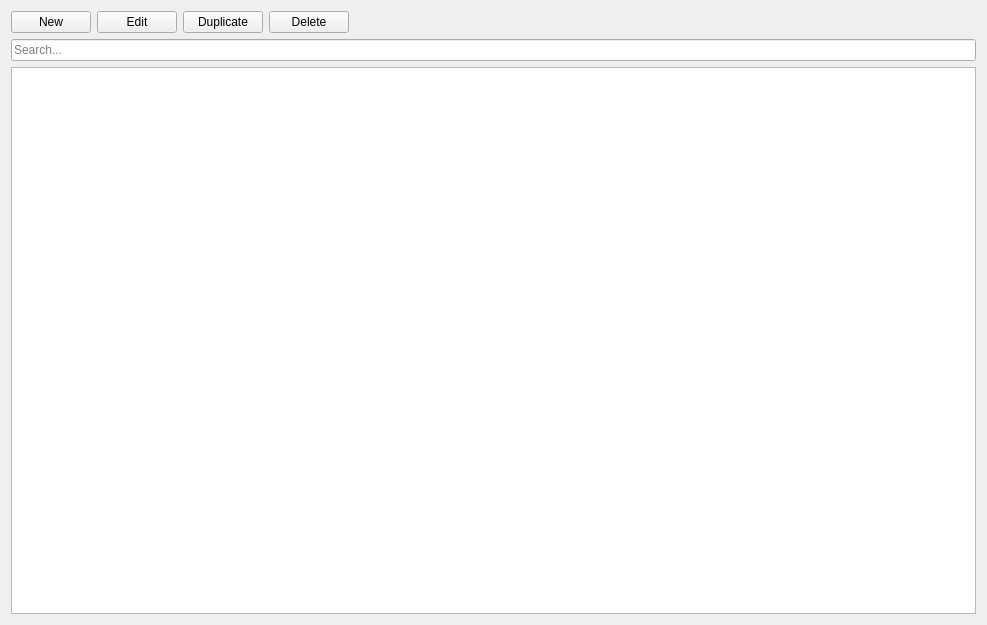
The window that Widgets/Docks/DockRoutes.ui (ma7t3/ScheduleMaster) describes before a commit, drawn with Qt 5.
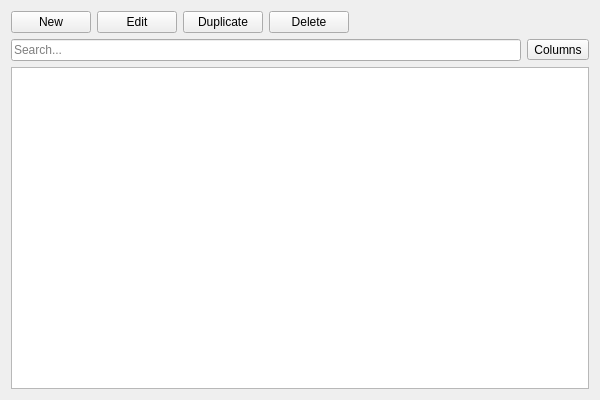
The same window after the commit.

Commit message: Add column managment in Busstops, Lines & Routes docks

Patch:
```diff
--- a/Widgets/Docks/DockRoutes.ui
+++ b/Widgets/Docks/DockRoutes.ui
@@ -6,8 +6,8 @@
    <rect>
     <x>0</x>
     <y>0</y>
-    <width>987</width>
-    <height>625</height>
+    <width>600</width>
+    <height>400</height>
    </rect>
   </property>
   <property name="windowTitle">
@@ -60,6 +60,8 @@
     </layout>
    </item>
    <item>
+    <layout class="QHBoxLayout" name="horizontalLayout_2">
+     <item>
     <widget class="QLineEdit" name="leSearch">
      <property name="placeholderText">
       <string>Search...</string>
@@ -68,6 +70,18 @@
       <bool>true</bool>
      </property>
     </widget>
+     </item>
+     <item>
+      <widget class="QToolButton" name="tbColumns">
+       <property name="text">
+        <string>Columns</string>
+       </property>
+       <property name="popupMode">
+        <enum>QToolButton::ToolButtonPopupMode::InstantPopup</enum>
+       </property>
+      </widget>
+     </item>
+    </layout>
    </item>
    <item>
     <widget class="QTableView" name="twRoutes">
```
Lines whose indentation alone changed are shown as unchanged. The commit also changes 8 other files.
